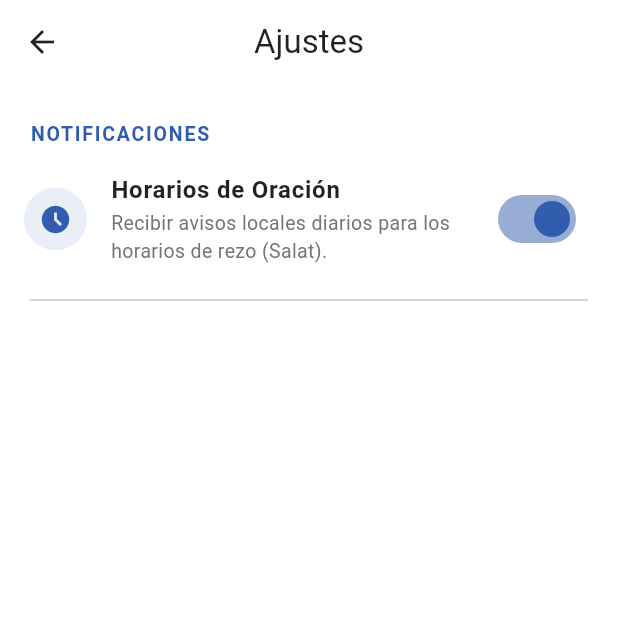
After one commit to chomusuke-png/chilehalal_mobile, a Flutter app: the SettingsScreen screen opened directly, on a phone screen of 412 x 824 dp, the top half of it. The commit adds this screen. Run offline on Flutter 3.47's test engine with Material 3 defaults, Android fonts, the phone set to English and light mode, and no system bars; our stand-ins replace cached_network_image, firebase_core, firebase_messaging, flutter_local_notifications, font_awesome_flutter, geocoding and 7 more; missing offline and left inert: mobile_scanner; accounts and stored records are empty; generated files the repository leaves out were written again; network calls fail.

Commit message:
ajustes agregado y opcion de apagar las alarmas de oracion

```diff
--- a/lib/screens/auth/edit_profile_screen.dart
+++ b/lib/screens/auth/edit_profile_screen.dart
@@ -123,7 +123,7 @@ class _EditProfileScreenState extends State<EditProfileScreen> {
 
       if (result['success'] == true) {
         ScaffoldMessenger.of(context).showSnackBar(
-          const SnackBar(content: Text('✅ Perfil actualizado'), backgroundColor: Colors.green),
+          const SnackBar(content: Text('Perfil actualizado'), backgroundColor: Colors.green),
         );
         Navigator.pop(context, true);
       } else {
--- a/lib/screens/auth/login_screen.dart
+++ b/lib/screens/auth/login_screen.dart
@@ -3,7 +3,7 @@ import 'package:chilehalal_mobile/services/auth_service.dart';
 import 'package:chilehalal_mobile/screens/auth/register_screen.dart';
 
 class LoginScreen extends StatefulWidget {
-  final VoidCallback onLoginSuccess; // Callback para avisar que entramos
+  final VoidCallback onLoginSuccess;
 
   const LoginScreen({super.key, required this.onLoginSuccess});
 
@@ -28,7 +28,6 @@ class _LoginScreenState extends State<LoginScreen> {
     setState(() => _isLoading = false);
 
     if (result['success']) {
-      // Si el login es correcto, ejecutamos el callback del padre
       widget.onLoginSuccess();
     } else {
       if (mounted) {
--- a/lib/screens/main_wrapper.dart
+++ b/lib/screens/main_wrapper.dart
@@ -61,7 +61,6 @@ class MainWrapperState extends State<MainWrapper> {
     return Scaffold(
       body: PageView(
         controller: _pageController,
-        physics: const BouncingScrollPhysics(),
         onPageChanged: (index) {
           setState(() {
             _selectedIndex = index;
--- a/lib/screens/tools/about_screen.dart
+++ b/lib/screens/tools/about_screen.dart
@@ -20,7 +20,6 @@ class AboutScreen extends StatelessWidget {
         child: Column(
           crossAxisAlignment: CrossAxisAlignment.stretch,
           children: [
-            // LOGO Y ESLOGAN
             Center(
               child: Container(
                 padding: const EdgeInsets.all(20),
@@ -42,7 +41,6 @@ class AboutScreen extends StatelessWidget {
             ),
             const SizedBox(height: 32),
 
-            // SECCIONES DE INFORMACIÓN
             _buildInfoSection(
               context,
               icon: FontAwesomeIcons.clockRotateLeft,
@@ -64,7 +62,6 @@ class AboutScreen extends StatelessWidget {
               description: 'Bajo la Norma N.H.L.A., auditamos toda la cadena de valor: alimentos, empaques, productos químicos y farmacéuticos.',
             ),
 
-            // TARJETA DE IMPACTO DESTACADA
             const SizedBox(height: 10),
             Container(
               padding: const EdgeInsets.all(20),
--- /dev/null
+++ b/lib/screens/tools/settings_screen.dart
@@ -0,0 +1,121 @@
+import 'package:flutter/material.dart';
+import 'package:shared_preferences/shared_preferences.dart';
+import 'package:chilehalal_mobile/services/notification_service.dart';
+import 'package:chilehalal_mobile/services/prayer_service.dart';
+
+class SettingsScreen extends StatefulWidget {
+  const SettingsScreen({super.key});
+
+  @override
+  State<SettingsScreen> createState() => _SettingsScreenState();
+}
+
+class _SettingsScreenState extends State<SettingsScreen> {
+  static const String _prayerNotifKey = 'ch_pref_prayer_notifications';
+  bool _prayerNotificationsEnabled = true;
+  bool _isLoading = true;
+
+  @override
+  void initState() {
+    super.initState();
+    _loadSettings();
+  }
+
+  Future<void> _loadSettings() async {
+    final prefs = await SharedPreferences.getInstance();
+    if (mounted) {
+      setState(() {
+        _prayerNotificationsEnabled = prefs.getBool(_prayerNotifKey) ?? true;
+        _isLoading = false;
+      });
+    }
+  }
+
+  Future<void> _togglePrayerNotifications(bool value) async {
+    setState(() {
+      _prayerNotificationsEnabled = value;
+    });
+
+    final prefs = await SharedPreferences.getInstance();
+    await prefs.setBool(_prayerNotifKey, value);
+
+    if (value) {
+      await PrayerService().getPrayerTimes(forceRefresh: true);
+      if (mounted) {
+        ScaffoldMessenger.of(context).showSnackBar(
+          const SnackBar(content: Text('Notificaciones de oración activadas.')),
+        );
+      }
+    } else {
+      await NotificationService().cancelAllNotifications();
+      if (mounted) {
+        ScaffoldMessenger.of(context).showSnackBar(
+          const SnackBar(content: Text('Notificaciones de oración desactivadas.')),
+        );
+      }
+    }
+  }
+
+  @override
+  Widget build(BuildContext context) {
+    final colorScheme = Theme.of(context).colorScheme;
+
+    return Scaffold(
+      backgroundColor: colorScheme.surface,
+      appBar: AppBar(
+        title: const Text('Ajustes'),
+        elevation: 0,
+        foregroundColor: colorScheme.onSurface,
+        backgroundColor: colorScheme.surface,
+      ),
+      body: _isLoading
+          ? const Center(child: CircularProgressIndicator())
+          : ListView(
+              padding: const EdgeInsets.symmetric(vertical: 16.0),
+              children: [
+                _buildSectionHeader('Notificaciones', colorScheme),
+                SwitchListTile(
+                  activeThumbColor: colorScheme.primary,
+                  secondary: Container(
+                    padding: const EdgeInsets.all(10),
+                    decoration: BoxDecoration(
+                      color: colorScheme.primary.withValues(alpha: 0.1),
+                      shape: BoxShape.circle,
+                    ),
+                    child: Icon(Icons.access_time_filled, color: colorScheme.primary, size: 22),
+                  ),
+                  title: const Text(
+                    'Horarios de Oración',
+                    style: TextStyle(fontWeight: FontWeight.w600, fontSize: 16),
+                  ),
+                  subtitle: Text(
+                    'Recibir avisos locales diarios para los horarios de rezo (Salat).',
+                    style: TextStyle(fontSize: 13, color: Colors.grey[600]),
+                  ),
+                  value: _prayerNotificationsEnabled,
+                  onChanged: _togglePrayerNotifications,
+                ),
+                const Padding(
+                  padding: EdgeInsets.symmetric(horizontal: 20.0),
+                  child: Divider(height: 30),
+                ),
+              ],
+            ),
+    );
+  }
+
+  Widget _buildSectionHeader(String title, ColorScheme colorScheme) {
+    return Padding(
+      padding: const EdgeInsets.symmetric(horizontal: 20.0, vertical: 8.0),
+      child: Text(
+        title.toUpperCase(),
+        style: TextStyle(
+          fontSize: 13,
+          fontWeight: FontWeight.bold,
+          color: colorScheme.primary,
+          letterSpacing: 1.2,
+        ),
+      ),
+    );
+  }
+}
--- a/lib/widgets/layout/toolbox_drawer.dart
+++ b/lib/widgets/layout/toolbox_drawer.dart
@@ -1,3 +1,4 @@
+import 'package:chilehalal_mobile/screens/tools/settings_screen.dart';
 import 'package:flutter/material.dart';
 import 'package:font_awesome_flutter/font_awesome_flutter.dart';
 import 'package:chilehalal_mobile/screens/tools/about_screen.dart';
@@ -134,6 +135,10 @@ class _ToolboxDrawerState extends State<ToolboxDrawer> {
                   title: 'Ajustes',
                   onTap: () {
                     Navigator.pop(context);
+                    Navigator.push(
+                      context,
+                      MaterialPageRoute(builder: (context) => const SettingsScreen()),
+                    );
                   },
                 ),
                 _buildDrawerItem(
```
Also changed, not shown: lib/services/prayer_service.dart (+9 -3 lines).
